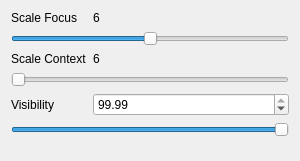
Qt form AdenitaCoreSE/form/SEAdenitaVisualModelProperties.ui (edellano/Adenita-SAMSON-Edition) before a commit.
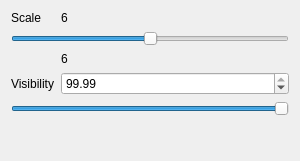
The same form after that commit.

Commit message: some ui settings rolled back. playing around with visibility

```diff
--- a/AdenitaCoreSE/form/SEAdenitaVisualModelProperties.ui
+++ b/AdenitaCoreSE/form/SEAdenitaVisualModelProperties.ui
@@ -25,7 +25,14 @@
      <item row="0" column="0">
       <widget class="QLabel" name="label">
        <property name="text">
-        <string>Scale Focus</string>
+        <string>Scale</string>
+       </property>
+      </widget>
+     </item>
+     <item row="0" column="1">
+      <widget class="QLabel" name="lblScale">
+       <property name="text">
+        <string>6</string>
        </property>
       </widget>
      </item>
@@ -42,24 +49,21 @@
        </property>
       </widget>
      </item>
-     <item row="4" column="0">
+     <item row="2" column="1">
+      <widget class="QLabel" name="lblScaleContext">
+       <property name="text">
+        <string>6</string>
+       </property>
+      </widget>
+     </item>
+     <item row="3" column="0">
       <widget class="QLabel" name="label_2">
        <property name="text">
         <string>Visibility</string>
        </property>
       </widget>
      </item>
-     <item row="5" column="0" colspan="2">
-      <widget class="QSlider" name="hslVisibility">
-       <property name="value">
-        <number>99</number>
-       </property>
-       <property name="orientation">
-        <enum>Qt::Horizontal</enum>
-       </property>
-      </widget>
-     </item>
-     <item row="4" column="1">
+     <item row="3" column="1">
       <widget class="QDoubleSpinBox" name="spbVisibility">
        <property name="singleStep">
         <double>0.050000000000000</double>
@@ -69,34 +73,16 @@
        </property>
       </widget>
      </item>
-     <item row="2" column="0">
-      <widget class="QLabel" name="label_3">
-       <property name="text">
-        <string>Scale Context</string>
+     <item row="4" column="0" colspan="2">
+      <widget class="QSlider" name="hslVisibility">
+       <property name="value">
+        <number>99</number>
        </property>
-      </widget>
-     </item>
-     <item row="3" column="0" colspan="2">
-      <widget class="QSlider" name="hslScaleContext">
        <property name="orientation">
         <enum>Qt::Horizontal</enum>
        </property>
       </widget>
      </item>
-     <item row="0" column="1">
-      <widget class="QLabel" name="lblScaleFocus">
-       <property name="text">
-        <string>6</string>
-       </property>
-      </widget>
-     </item>
-     <item row="2" column="1">
-      <widget class="QLabel" name="lblScaleContext">
-       <property name="text">
-        <string>6</string>
-       </property>
-      </widget>
-     </item>
     </layout>
    </item>
   </layout>
```
Left out of the diff: 25 changed lines with no effect on the pictures. The commit also changes 4 other files.
